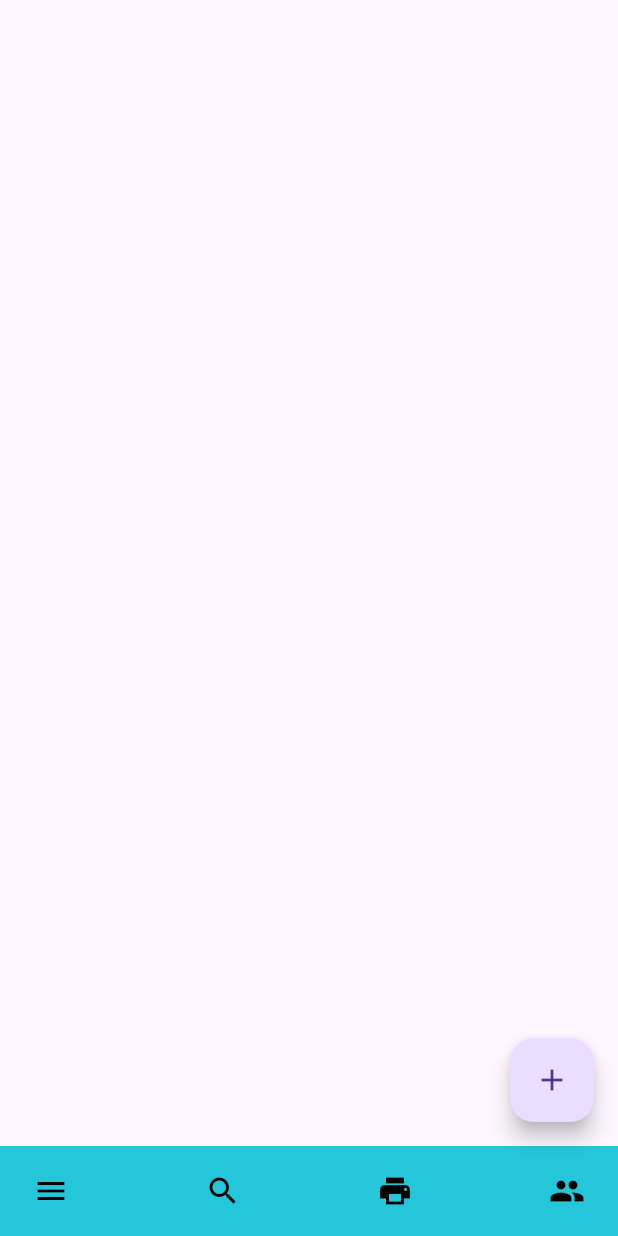
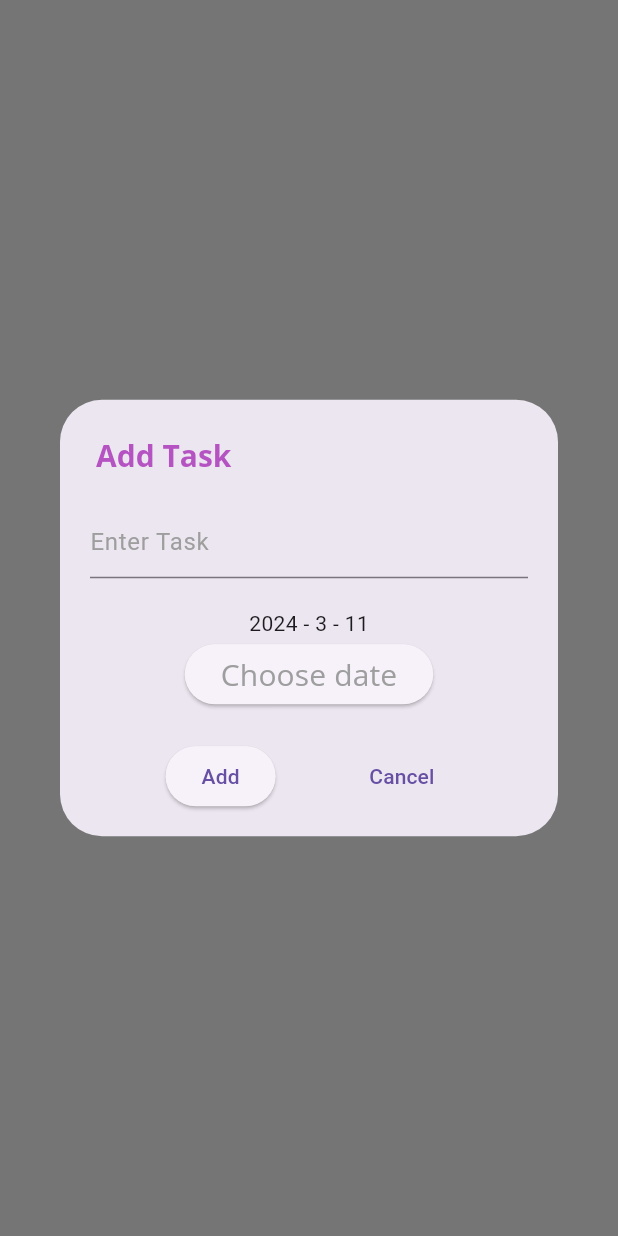
Before and after one commit to DULAJBHAGYA/todoApp, a Flutter app: the BottomNav screen opened directly, after a tap on the "add" icon, on a phone screen of 412 x 824 dp. Run offline on Flutter 3.47's test engine with Material 3 defaults, Android fonts, the phone set to English and light mode, and no system bars; our stand-ins replace google_fonts.

Commit message:
11th march fifth commit

```diff
--- a/todoapp/lib/components/bottomNavigation.dart
+++ b/todoapp/lib/components/bottomNavigation.dart
@@ -1,4 +1,6 @@
 import 'package:flutter/material.dart';
+import 'package:todoapp/color.dart';
+import 'package:todoapp/components/modal.dart';
 
 class BottomNav extends StatelessWidget {
   const BottomNav({super.key});
@@ -6,44 +8,47 @@ class BottomNav extends StatelessWidget {
   @override
   Widget build(BuildContext context) {
     return Scaffold(
+      floatingActionButtonLocation: FloatingActionButtonLocation.centerDocked,
       floatingActionButton: FloatingActionButton(
-        onPressed: () {},
-        child: const Icon(Icons.add),
+        onPressed: () {
+          Navigator.push(
+                  context,
+                  MaterialPageRoute(builder: (context) => PopupCard()),
+                  );
+        },
+        child: const Icon(
+          Icons.add,
+          color: white,
+          size: 40,
+        ),
+        shape: CircleBorder(),
+        backgroundColor: violet,
       ),
       bottomNavigationBar: BottomAppBar(
+        shape: const CircularNotchedRectangle(),
         padding: const EdgeInsets.symmetric(horizontal: 10),
         height: 60,
-        color: Colors.cyan.shade400,
+        color: violet,
         notchMargin: 5,
         child: Row(
           mainAxisSize: MainAxisSize.max,
           mainAxisAlignment: MainAxisAlignment.spaceBetween,
           children: <Widget>[
             IconButton(
+              padding: EdgeInsets.only(left: 20),
               icon: const Icon(
-                Icons.menu,
-                color: Colors.black,
+                Icons.home,
+                color: white,
+                size: 40,
               ),
               onPressed: () {},
             ),
             IconButton(
+              padding: EdgeInsets.only(right: 20),
               icon: const Icon(
-                Icons.search,
-                color: Colors.black,
-              ),
-              onPressed: () {},
-            ),
-            IconButton(
-              icon: const Icon(
-                Icons.print,
-                color: Colors.black,
-              ),
-              onPressed: () {},
-            ),
-            IconButton(
-              icon: const Icon(
-                Icons.people,
-                color: Colors.black,
+                Icons.account_circle,
+                color: white,
+                size: 40,
               ),
               onPressed: () {},
             ),
--- /dev/null
+++ b/todoapp/lib/components/datePicker.dart
@@ -0,0 +1,59 @@
+import 'package:flutter/material.dart';
+import 'package:google_fonts/google_fonts.dart';
+import 'package:todoapp/color.dart';
+
+class DatePickerWidget extends StatefulWidget {
+  @override
+  _DatePickerWidgetState createState() => _DatePickerWidgetState();
+}
+
+class _DatePickerWidgetState extends State<DatePickerWidget> {
+  late DateTime selectedDate = DateTime.now();
+
+  @override
+  Widget build(BuildContext context) {
+    return Center(
+      child: Column(
+        mainAxisAlignment: MainAxisAlignment.center,
+        children: <Widget>[
+          Text(
+            "${selectedDate.year} - ${selectedDate.month} - ${selectedDate.day}",
+          ),
+          ElevatedButton(
+            onPressed: () async {
+              final DateTime? pickedDate = await showDatePicker(
+                context: context,
+                initialDate: selectedDate,
+                firstDate: DateTime(2000),
+                lastDate: DateTime(3000),
+              );
+              if (pickedDate != null && pickedDate != selectedDate) {
+                setState(() {
+                  selectedDate = pickedDate;
+                });
+              }
+            },
+            child: Text('Choose date',
+            style: GoogleFonts.openSans(
+              fontSize: 20,
+              fontWeight: FontWeight.normal,
+              color: Colors.grey
+            ),
+            ),
+          )
+        ],
+      ),
+    );
+  }
+}
+
+void main() {
+  runApp(MaterialApp(
+    home: Scaffold(
+      appBar: AppBar(
+        title: Text('Date Picker Example'),
+      ),
+      body: DatePickerWidget(),
+    ),
+  ));
+}
--- /dev/null
+++ b/todoapp/lib/components/modal.dart
@@ -0,0 +1,93 @@
+import 'package:flutter/material.dart';
+import 'package:google_fonts/google_fonts.dart';
+import 'package:todoapp/color.dart';
+import 'package:todoapp/components/datePicker.dart';
+import 'package:todoapp/pages/Home.dart';
+
+class PopupCard extends StatelessWidget {
+  @override
+  Widget build(BuildContext context) {
+    TextEditingController _titleController = TextEditingController();
+
+    // Adjust these values according to your needs
+    const double cardWidth = 300.0;
+    const double cardHeight = 200.0;
+
+    WidgetsBinding.instance?.addPostFrameCallback((_) {
+      showDialog(
+        context: context,
+        builder: (BuildContext context) {
+          return AlertDialog(
+            title: Text(
+              'Add Task',
+              style: GoogleFonts.openSans(
+                fontSize: 20,
+                fontWeight: FontWeight.bold,
+                color: violet,
+              ),
+            ),
+            contentPadding: EdgeInsets.all(20.0), // Adjust padding as needed
+            content: Container(
+              width: cardWidth, // Adjust width as needed
+              height: cardHeight, // Adjust height as needed
+              child: Column(
+                children: [
+                  TextField(
+                    controller: _titleController,
+                    decoration: InputDecoration(
+                      hintText: 'Enter Task',
+                      hintStyle: TextStyle(
+                        color: Colors.grey,
+                      ),
+                    ),
+                  ),
+
+                  SizedBox(height: 20.0),
+
+                  DatePickerWidget(),
+
+                  SizedBox(height: 20.0),
+                  Row(
+                    mainAxisAlignment: MainAxisAlignment.spaceEvenly,
+                    children: [
+                      ElevatedButton(
+                        onPressed: () {
+                          // Handle button press
+                          String title = _titleController.text;
+                          Navigator.of(context).pop();
+                        },
+                        child: Text('Add'),
+                      ),
+                      TextButton(
+                        onPressed: () {
+                          Navigator.push(
+                            context,
+                            MaterialPageRoute(builder: (context) => Home()),
+                            );
+                        },
+                        child: Text('Cancel'),
+                      ),
+                    ],
+                  ),
+                ],
+              ),
+            ),
+          );
+        },
+      );
+    });
+
+    return Container();
+  }
+}
+
+void main() {
+  runApp(MaterialApp(
+    home: Scaffold(
+      appBar: AppBar(
+        title: Text('Popup Example'),
+      ),
+      body: PopupCard(),
+    ),
+  ));
+}
--- a/todoapp/lib/main.dart
+++ b/todoapp/lib/main.dart
@@ -2,11 +2,9 @@ import 'package:flutter/material.dart';
 import 'package:flutter/services.dart';
 import 'package:todoapp/pages/ChooseAction.dart';
 import 'package:todoapp/pages/Home.dart';
-import 'package:todoapp/pages/Welcome.dart';
 import 'package:todoapp/pages/login.dart';
 import 'package:google_fonts/google_fonts.dart';
 import 'package:todoapp/pages/register.dart';
-
 
 void main() {
   runApp(MyApp());
--- a/todoapp/lib/pages/ChooseAction.dart
+++ b/todoapp/lib/pages/ChooseAction.dart
@@ -53,7 +53,7 @@ class ChooseAction extends StatelessWidget {
                 ),
                 child: Center(
                   child: Text(
-                    'Sign in',
+                    'SIGN IN',
                     style: GoogleFonts.openSans(
                       color: Colors.white,
                       fontSize: 30,
@@ -84,7 +84,7 @@ class ChooseAction extends StatelessWidget {
                 ),
                 child: Center(
                   child: Text(
-                    'Sign up',
+                    'SIGN UP',
                     style: GoogleFonts.openSans(
                       color: Colors.white,
                       fontSize: 30,
```
Also changed, not shown: todoapp/lib/pages/Home.dart (+2 -49 lines), todoapp/lib/pages/Welcome.dart (deleted, +0 -63 lines).
